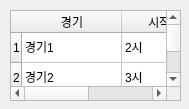
Old version of the form ui file/bet_select_game.ui in the repository Geunuk/RHBS.
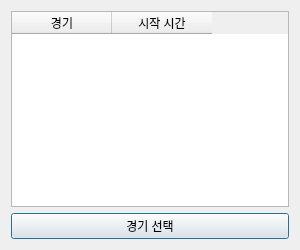
New version of the form.

```diff
--- a/ui file/bet_select_game.ui
+++ b/ui file/bet_select_game.ui
@@ -6,37 +6,28 @@
    <rect>
     <x>0</x>
     <y>0</y>
-    <width>189</width>
-    <height>109</height>
+    <width>300</width>
+    <height>250</height>
    </rect>
   </property>
+  <property name="minimumSize">
+   <size>
+    <width>300</width>
+    <height>250</height>
+   </size>
+  </property>
+  <property name="maximumSize">
+   <size>
+    <width>300</width>
+    <height>250</height>
+   </size>
+  </property>
   <property name="windowTitle">
    <string>Dialog</string>
   </property>
-  <widget class="QTableWidget" name="tableWidget">
-   <property name="geometry">
-    <rect>
-     <x>10</x>
-     <y>10</y>
-     <width>171</width>
-     <height>91</height>
-    </rect>
-   </property>
-   <row>
-    <property name="text">
-     <string>1</string>
-    </property>
-   </row>
-   <row>
-    <property name="text">
-     <string>2</string>
-    </property>
-   </row>
-   <row>
-    <property name="text">
-     <string>3</string>
-    </property>
-   </row>
+  <layout class="QGridLayout" name="gridLayout">
+   <item row="0" column="0">
+    <widget class="QTableWidget" name="game_table">
    <column>
     <property name="text">
      <string>경기</string>
@@ -47,37 +38,16 @@
      <string>시작 시간</string>
     </property>
    </column>
-   <item row="0" column="0">
-    <property name="text">
-     <string>경기1</string>
-    </property>
-   </item>
-   <item row="0" column="1">
-    <property name="text">
-     <string>2시</string>
-    </property>
+    </widget>
    </item>
    <item row="1" column="0">
+    <widget class="QPushButton" name="choice_game_btn">
     <property name="text">
-     <string>경기2</string>
-    </property>
-   </item>
-   <item row="1" column="1">
-    <property name="text">
-     <string>3시</string>
-    </property>
-   </item>
-   <item row="2" column="0">
-    <property name="text">
-     <string>경기3</string>
-    </property>
-   </item>
-   <item row="2" column="1">
-    <property name="text">
-     <string>4시</string>
-    </property>
-   </item>
-  </widget>
+      <string>경기 선택</string>
+     </property>
+    </widget>
+   </item>
+  </layout>
  </widget>
  <resources/>
  <connections/>
```
Left out of the diff: 2 changed lines with no effect on the pictures. Lines whose indentation alone changed are shown as unchanged.
